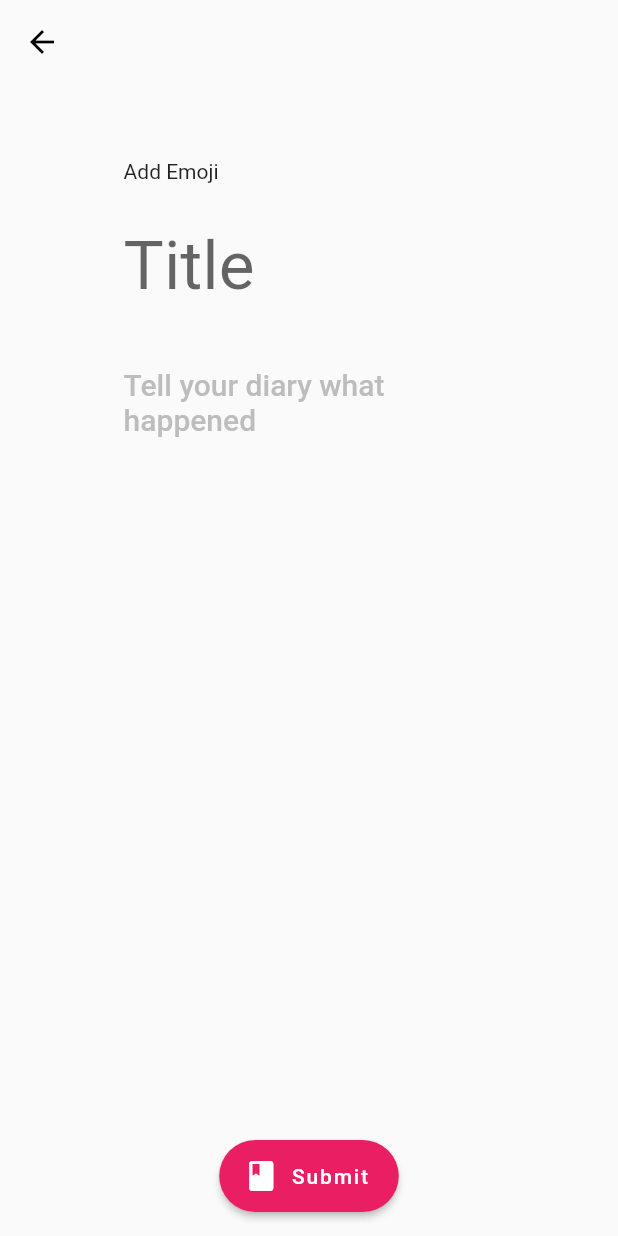
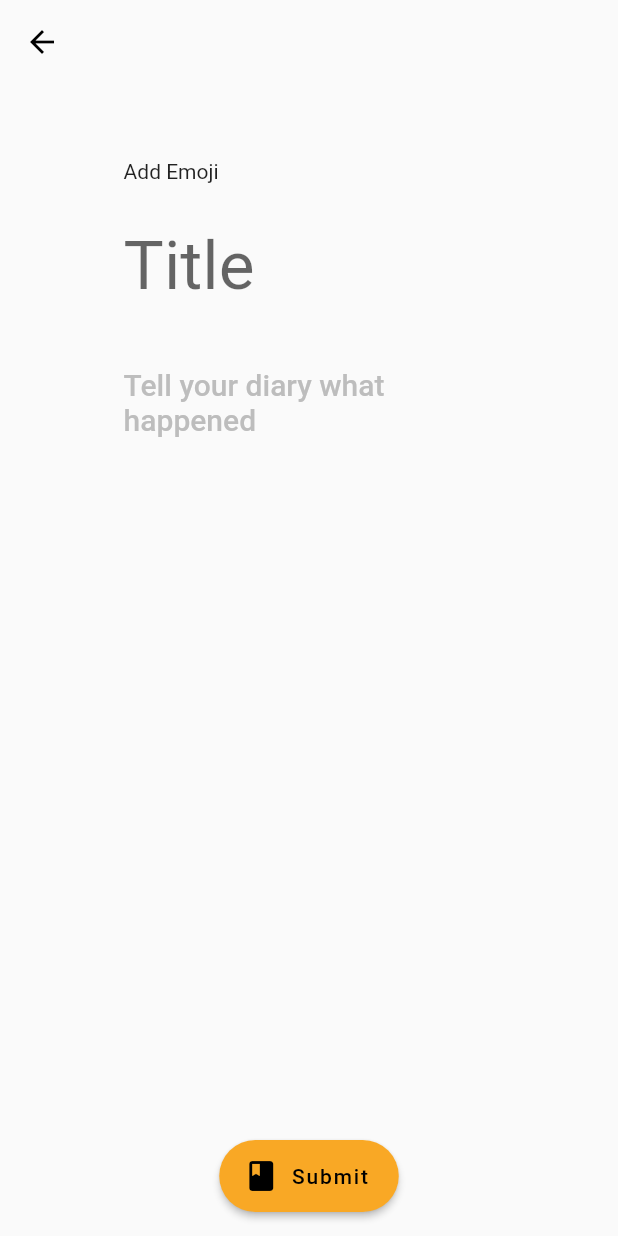
Before and after one commit to Praveen-Aanand/trizdashops, a Flutter app: the screen it shows after launch, after a tap on the "add" icon, on a phone screen of 412 x 824 dp. Run offline on Flutter 3.47's test engine with Material 2 defaults, Android fonts, the phone set to English and light mode, and no system bars; our stand-ins replace cloud_firestore; missing offline and left inert: slimy_card; accounts and stored records are empty; statements that could not run were skipped.

```diff
--- a/lib/main.dart
+++ b/lib/main.dart
@@ -1,10 +1,10 @@
 import 'package:cloud_firestore/cloud_firestore.dart';
 import 'package:flutter/material.dart';
+import 'package:slimy_card/slimy_card.dart';
 import 'package:flutter_web_diary/diary_card.dart';
 import 'package:flutter_web_diary/diary_entry_model.dart';
 import 'package:flutter_web_diary/top_bar_title.dart';
 import 'package:provider/provider.dart';
-
 import 'diary_entry_page.dart';
 
 void main() => runApp(MyApp());
@@ -24,8 +24,8 @@ class MyApp extends StatelessWidget {
         title: 'My Diary',
         debugShowCheckedModeBanner: false,
         theme: ThemeData(
-          primarySwatch: Colors.indigo,
-          accentColor: Colors.pink,
+          primarySwatch: Colors.orange,
+          accentColor: Colors.yellow[800],
         ),
         initialRoute: '/',
         routes: {
@@ -52,17 +52,31 @@ class _MyHomePageState extends State<MyHomePage> {
     final diaryEntries = Provider.of<List<DiaryEntry>>(context);
     return Scaffold(
       appBar: AppBar(
+        backgroundColor: Colors.orange[800],
         bottom: PreferredSize(
-          preferredSize: Size.fromHeight(94.0),
-          child: TopBarTitle('Diary Entries'),
+          preferredSize: Size.fromHeight(30.0),
+          child: TopBarTitle('Trizda Stores'),
         ),
         elevation: 0,
       ),
       body: Center(
         child: SizedBox(
-          width: MediaQuery.of(context).size.width * 3 / 5,
+          // width: MediaQuery.of(context).size.width * 3 / 5,
           child: ListView(
             children: <Widget>[
+              Padding(
+                padding: const EdgeInsets.all(8.0),
+                child: SlimyCard(
+                  color: Colors.black,
+                  width: 400,
+                  topCardHeight: 100,
+                  bottomCardHeight: 200,
+                  borderRadius: 15,
+                  topCardWidget: topCardWidget(),
+                  bottomCardWidget:Text("hello",style: TextStyle(color:Colors.white),),
+                  slimeEnabled: true,
+                ),
+              ),
               SizedBox(height: 40),
               if (diaryEntries != null)
                 for (var diaryData in diaryEntries)
@@ -81,10 +95,44 @@ class _MyHomePageState extends State<MyHomePage> {
         child: Icon(Icons.add),
         backgroundColor: Theme.of(context).colorScheme.secondary,
       ),
-
     );
   }
 }
 
-var diaryEntry =
-    'People just dont understand how I am built and reason. There is so much that I want to explain. However, I cannot do that as I have the disability of talking cock. Someday they will understand that talking cock is great';
+Widget topCardWidget() {
+    return Column(
+      mainAxisAlignment: MainAxisAlignment.center,
+      children: <Widget>[
+        Container(
+          height: 70,
+          width: 70,
+          decoration: BoxDecoration(
+            color: Colors.white,
+            borderRadius: BorderRadius.circular(15),
+            image: DecorationImage(image: AssetImage()),
+            boxShadow: [
+              BoxShadow(
+                color: Colors.black.withOpacity(0.1),
+                blurRadius: 20,
+                spreadRadius: 1,
+              ),
+            ],
+          ),
+        ),
+        SizedBox(height: 15),
+        Text(
+          'The Rock',
+          style: TextStyle(color: Colors.white, fontSize: 20),
+        ),
+        SizedBox(height: 15),
+        Text(
+          'He asks, what your name is. But!',
+          style: TextStyle(
+              color: Colors.white.withOpacity(0.8),
+              fontSize: 12,
+              fontWeight: FontWeight.w500),
+        ),
+        SizedBox(height: 10),
+      ],
+    );
+  }
--- a/pubspec.yaml
+++ b/pubspec.yaml
@@ -1,5 +1,5 @@
 name: flutter_web_diary
-description: A new Flutter project.
+description: smiple fast secure.
 
 version: 1.0.0+1
 
@@ -12,6 +12,7 @@ dependencies:
   firebase_core: ^0.4.0+9
   provider: ^4.0.4
   cloud_firestore: ^0.13.4
+  slimy_card: ^1.0.4
 
   cupertino_icons: ^0.1.2
 
```
Also changed, not shown: lib/auth.dart (added), pubspec.lock.
